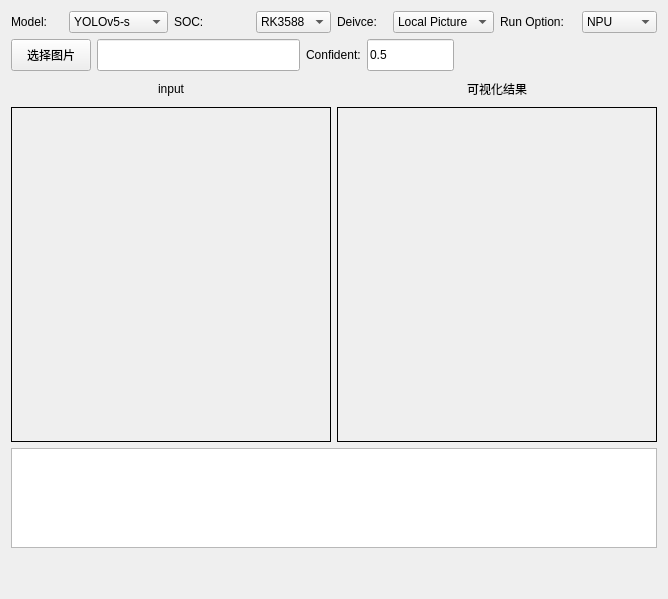
Qt form facedetection.ui (Zheng-Bicheng/FastDeployTestForRKNPU2) before a commit.
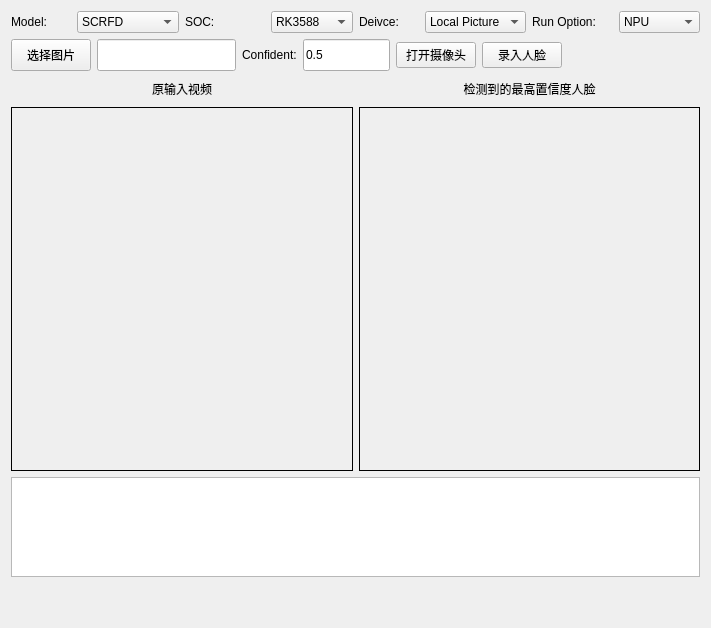
The same form after that commit.

```diff
--- a/facedetection.ui
+++ b/facedetection.ui
@@ -6,8 +6,8 @@
    <rect>
     <x>0</x>
     <y>0</y>
-    <width>668</width>
-    <height>599</height>
+    <width>711</width>
+    <height>628</height>
    </rect>
   </property>
   <property name="windowTitle">
@@ -35,17 +35,7 @@
         <widget class="QComboBox" name="comboBoxModel">
          <item>
           <property name="text">
-           <string>YOLOv5-s</string>
-          </property>
-         </item>
-         <item>
-          <property name="text">
-           <string>YOLOv7-tiny</string>
-          </property>
-         </item>
-         <item>
-          <property name="text">
-           <string>YOLOX-s</string>
+           <string>SCRFD</string>
           </property>
          </item>
         </widget>
@@ -210,6 +200,20 @@
        </property>
       </widget>
      </item>
+     <item>
+      <widget class="QPushButton" name="pushButtonOpenCamera">
+       <property name="text">
+        <string>打开摄像头</string>
+       </property>
+      </widget>
+     </item>
+     <item>
+      <widget class="QPushButton" name="pushButtonInputFace">
+       <property name="text">
+        <string>录入人脸</string>
+       </property>
+      </widget>
+     </item>
      <item>
       <spacer name="horizontalSpacer">
        <property name="orientation">
@@ -236,7 +240,7 @@
         </size>
        </property>
        <property name="text">
-        <string>input</string>
+        <string>原输入视频</string>
        </property>
        <property name="alignment">
         <set>Qt::AlignCenter</set>
@@ -272,7 +276,7 @@
         </size>
        </property>
        <property name="text">
-        <string>可视化结果</string>
+        <string>检测到的最高置信度人脸</string>
        </property>
        <property name="alignment">
         <set>Qt::AlignCenter</set>
```
